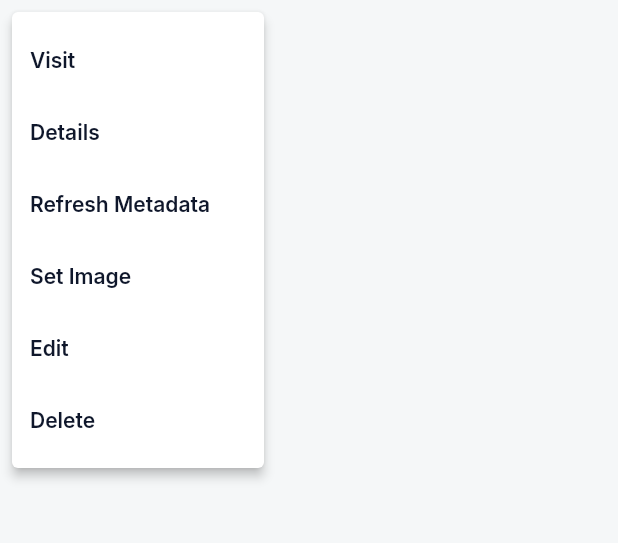
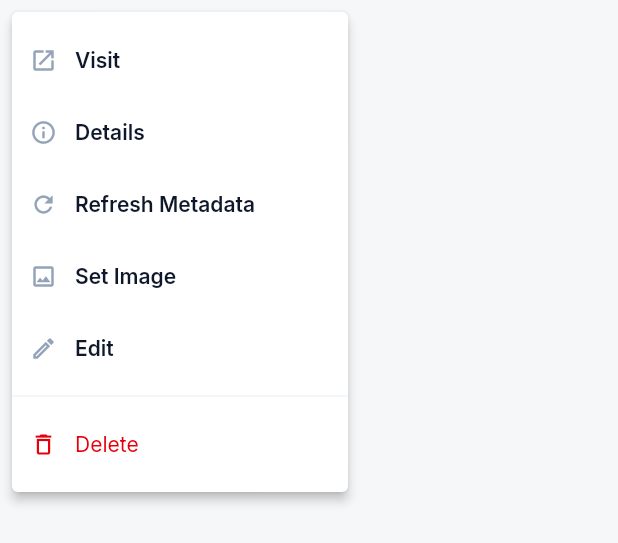
Before and after one commit to aphoe/openbooklist-app, a Flutter app: the BookmarkMenuButton widget shown alone on an empty page, opened directly with empty values, after a tap on the "more vert" icon, on a phone screen of 412 x 824 dp. Shown: the top 543 px of the screen. Run offline on Flutter 3.47's test engine with Material 3 defaults, Android fonts, the phone set to English and light mode, and no system bars; drawn by our look-alikes of toastification; our stand-ins replace flutter_secure_storage, google_fonts; accounts and stored records are empty.

Commit message:
Add icons and styling to bookmark menu
Replace text-only PopupMenuItems in BookmarkMenuButton with rows that include leading icons and spacing, add a divider before the Delete action, and style the Delete item with the danger color for emphasis. Also add the material_symbols_icons package to pubspec (and update lockfile) to support icon usage. These changes improve the visual clarity and UX of the bookmark context menu.

```diff
--- a/lib/components/bookmarks/bookmark_card_action.dart
+++ b/lib/components/bookmarks/bookmark_card_action.dart
@@ -40,30 +40,94 @@ class BookmarkMenuButton extends StatelessWidget {
     return PopupMenuButton<BookmarkCardAction>(
       icon: const Icon(Icons.more_vert, size: 18, color: AppColors.textMuted),
       padding: EdgeInsets.zero,
-      itemBuilder: (_) => const [
+      itemBuilder: (_) => [
         PopupMenuItem(
           value: BookmarkCardAction.visit,
-          child: Text('Visit'),
+          child: Row(
+            children: [
+              const Icon(
+                Icons.open_in_new_outlined,
+                size: 18,
+                color: AppColors.textMuted,
+              ),
+              const SizedBox(width: 12),
+              const Text('Visit'),
+            ],
+          ),
         ),
         PopupMenuItem(
           value: BookmarkCardAction.details,
-          child: Text('Details'),
+          child: Row(
+            children: [
+              const Icon(
+                Icons.info_outlined,
+                size: 18,
+                color: AppColors.textMuted,
+              ),
+              const SizedBox(width: 12),
+              const Text('Details'),
+            ],
+          ),
         ),
         PopupMenuItem(
           value: BookmarkCardAction.refreshMetadata,
-          child: Text('Refresh Metadata'),
+          child: Row(
+            children: [
+              const Icon(
+                Icons.refresh_outlined,
+                size: 18,
+                color: AppColors.textMuted,
+              ),
+              const SizedBox(width: 12),
+              const Text('Refresh Metadata'),
+            ],
+          ),
         ),
         PopupMenuItem(
           value: BookmarkCardAction.setImage,
-          child: Text('Set Image'),
+          child: Row(
+            children: [
+              const Icon(
+                Icons.image_outlined,
+                size: 18,
+                color: AppColors.textMuted,
+              ),
+              const SizedBox(width: 12),
+              const Text('Set Image'),
+            ],
+          ),
         ),
         PopupMenuItem(
           value: BookmarkCardAction.edit,
-          child: Text('Edit'),
+          child: Row(
+            children: [
+              const Icon(
+                Icons.edit_outlined,
+                size: 18,
+                color: AppColors.textMuted,
+              ),
+              const SizedBox(width: 12),
+              const Text('Edit'),
+            ],
+          ),
         ),
+        const PopupMenuDivider(color: AppColors.borderGrayLight),
         PopupMenuItem(
           value: BookmarkCardAction.delete,
-          child: Text('Delete'),
+          child: Row(
+            children: [
+              const Icon(
+                Icons.delete_outlined,
+                size: 18,
+                color: AppColors.danger,
+              ),
+              const SizedBox(width: 12),
+              Text(
+                'Delete',
+                style: AppTextStyles.body.copyWith(color: AppColors.danger),
+              ),
+            ],
+          ),
         ),
       ],
       onSelected: (action) => onAction(action, bookmark),
--- a/pubspec.yaml
+++ b/pubspec.yaml
@@ -41,6 +41,7 @@ dependencies:
   url_launcher: ^6.3.1
   flutter_secure_storage: ^10.1.0
   http: ^1.2.0
+  material_symbols_icons: ^4.2928.1
 
 dev_dependencies:
   flutter_test:
```
Also changed, not shown: pubspec.lock.
